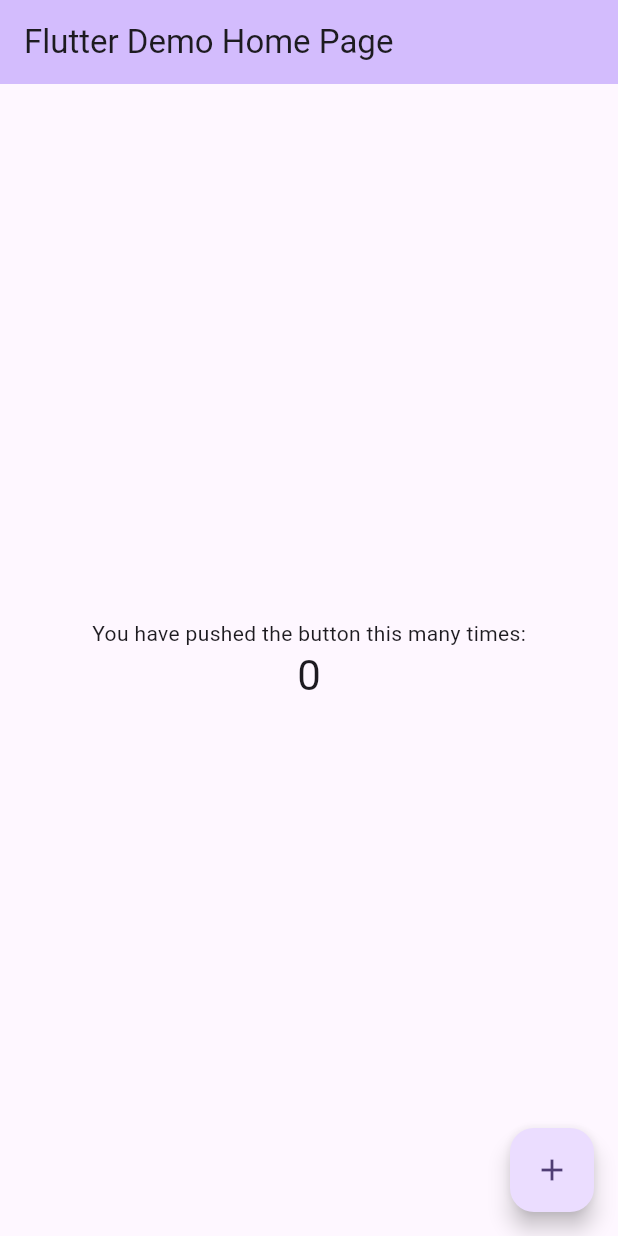
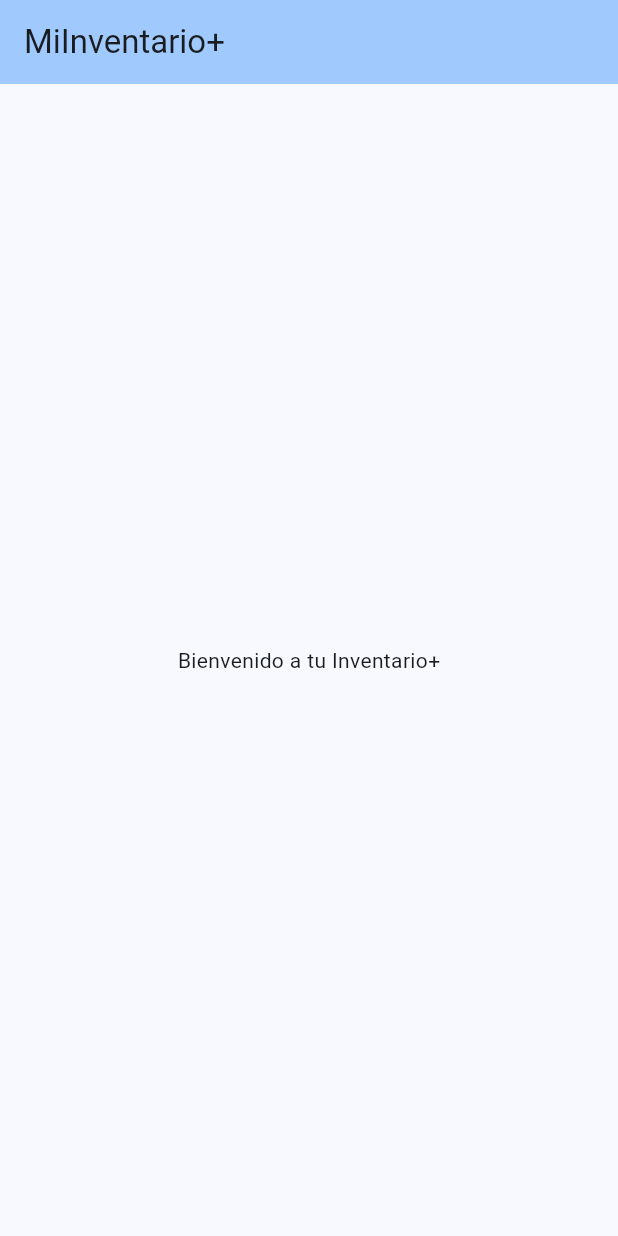
Before and after one commit to cy-alexander/mi-inventario-plus, a Flutter app: the screen it shows after launch, on a phone screen of 412 x 824 dp. Run offline on Flutter 3.47's test engine with Material 3 defaults, Android fonts, the phone set to English and light mode, and no system bars.

Commit message:
feat: setup inicial y limpieza de boilerplate

```diff
--- a/lib/main.dart
+++ b/lib/main.dart
@@ -1,122 +1,37 @@
 import 'package:flutter/material.dart';
 
 void main() {
-  runApp(const MyApp());
+  runApp(const MiInventarioApp());
 }
 
-class MyApp extends StatelessWidget {
-  const MyApp({super.key});
+class MiInventarioApp extends StatelessWidget {
+  const MiInventarioApp({super.key});
 
-  // This widget is the root of your application.
   @override
   Widget build(BuildContext context) {
     return MaterialApp(
-      title: 'Flutter Demo',
+      title: 'MiInventario+',
+      debugShowCheckedModeBanner: false,
       theme: ThemeData(
-        // This is the theme of your application.
-        //
-        // TRY THIS: Try running your application with "flutter run". You'll see
-        // the application has a purple toolbar. Then, without quitting the app,
-        // try changing the seedColor in the colorScheme below to Colors.green
-        // and then invoke "hot reload" (save your changes or press the "hot
-        // reload" button in a Flutter-supported IDE, or press "r" if you used
-        // the command line to start the app).
-        //
-        // Notice that the counter didn't reset back to zero; the application
-        // state is not lost during the reload. To reset the state, use hot
-        // restart instead.
-        //
-        // This works for code too, not just values: Most code changes can be
-        // tested with just a hot reload.
-        colorScheme: .fromSeed(seedColor: Colors.deepPurple),
+        colorScheme: ColorScheme.fromSeed(seedColor: Colors.blue),
+        useMaterial3: true,
       ),
-      home: const MyHomePage(title: 'Flutter Demo Home Page'),
+      home: const HomeScreen(),
     );
   }
 }
 
-class MyHomePage extends StatefulWidget {
-  const MyHomePage({super.key, required this.title});
-
-  // This widget is the home page of your application. It is stateful, meaning
-  // that it has a State object (defined below) that contains fields that affect
-  // how it looks.
-
-  // This class is the configuration for the state. It holds the values (in this
-  // case the title) provided by the parent (in this case the App widget) and
-  // used by the build method of the State. Fields in a Widget subclass are
-  // always marked "final".
-
-  final String title;
-
-  @override
-  State<MyHomePage> createState() => _MyHomePageState();
-}
-
-class _MyHomePageState extends State<MyHomePage> {
-  int _counter = 0;
-
-  void _incrementCounter() {
-    setState(() {
-      // This call to setState tells the Flutter framework that something has
-      // changed in this State, which causes it to rerun the build method below
-      // so that the display can reflect the updated values. If we changed
-      // _counter without calling setState(), then the build method would not be
-      // called again, and so nothing would appear to happen.
-      _counter++;
-    });
-  }
+class HomeScreen extends StatelessWidget {
+  const HomeScreen({super.key});
 
   @override
   Widget build(BuildContext context) {
-    // This method is rerun every time setState is called, for instance as done
-    // by the _incrementCounter method above.
-    //
-    // The Flutter framework has been optimized to make rerunning build methods
-    // fast, so that you can just rebuild anything that needs updating rather
-    // than having to individually change instances of widgets.
     return Scaffold(
       appBar: AppBar(
-        // TRY THIS: Try changing the color here to a specific color (to
-        // Colors.amber, perhaps?) and trigger a hot reload to see the AppBar
-        // change color while the other colors stay the same.
+        title: const Text('MiInventario+'),
         backgroundColor: Theme.of(context).colorScheme.inversePrimary,
-        // Here we take the value from the MyHomePage object that was created by
-        // the App.build method, and use it to set our appbar title.
-        title: Text(widget.title),
       ),
-      body: Center(
-        // Center is a layout widget. It takes a single child and positions it
-        // in the middle of the parent.
-        child: Column(
-          // Column is also a layout widget. It takes a list of children and
-          // arranges them vertically. By default, it sizes itself to fit its
-          // children horizontally, and tries to be as tall as its parent.
-          //
-          // Column has various properties to control how it sizes itself and
-          // how it positions its children. Here we use mainAxisAlignment to
-          // center the children vertically; the main axis here is the vertical
-          // axis because Columns are vertical (the cross axis would be
-          // horizontal).
-          //
-          // TRY THIS: Invoke "debug painting" (choose the "Toggle Debug Paint"
-          // action in the IDE, or press "p" in the console), to see the
-          // wireframe for each widget.
-          mainAxisAlignment: .center,
-          children: [
-            const Text('You have pushed the button this many times:'),
-            Text(
-              '$_counter',
-              style: Theme.of(context).textTheme.headlineMedium,
-            ),
-          ],
-        ),
-      ),
-      floatingActionButton: FloatingActionButton(
-        onPressed: _incrementCounter,
-        tooltip: 'Increment',
-        child: const Icon(Icons.add),
-      ),
+      body: const Center(child: Text('Bienvenido a tu Inventario+')),
     );
   }
 }
```
Also changed, not shown: 3 other files.
